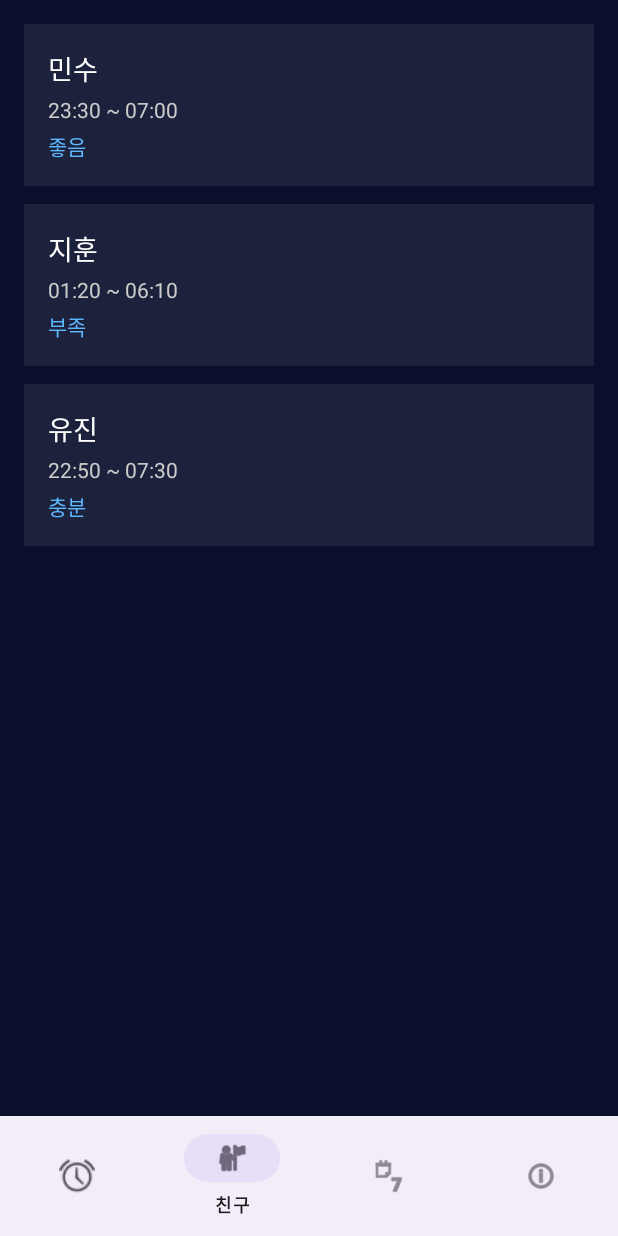
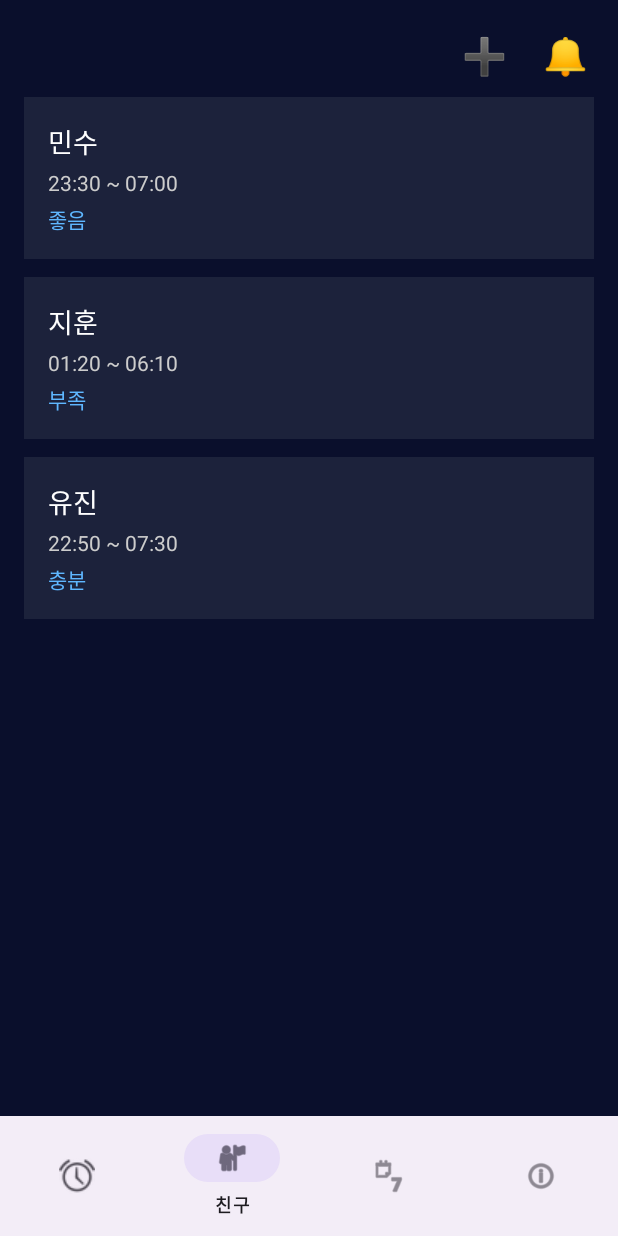
Before and after one commit to kkym7569/MovbileTeamProj, an Android app: the FriendsFragment screen opened through its navigation route, on a phone screen of 412 x 824 dp. Run offline under Robolectric (Android 15) with nearby library versions, the phone set to English and light mode, and no system bars; our stand-ins replace Firebase (no records; nobody signed in at launch, a user with empty details on screens opened directly), navigation-ui; libraries missing offline, so code that uses them is left out: ai.asleep.asleepsdk; 1 statement that could not run was skipped.

Commit message:
두개 합치기2

```diff
--- /dev/null
+++ b/app/src/main/java/kr/ac/jbnu/jun/mobileprojectgit/model/User.kt
@@ -0,0 +1,6 @@
+package kr.ac.jbnu.jun.mobileprojectgit.model
+
+data class User(
+    val uid: String = "",
+    val nickname: String = ""
+)
--- a/app/src/main/java/kr/ac/jbnu/jun/mobileprojectgit/ui/FriendsFragment.kt
+++ b/app/src/main/java/kr/ac/jbnu/jun/mobileprojectgit/ui/FriendsFragment.kt
@@ -1,20 +1,24 @@
 package kr.ac.jbnu.jun.mobileprojectgit.ui
 
 import android.os.Bundle
-import android.view.LayoutInflater
-import android.view.View
-import android.view.ViewGroup
+import android.view.*
+import android.widget.TextView
+import android.widget.Toast
 import androidx.fragment.app.Fragment
 import androidx.recyclerview.widget.LinearLayoutManager
 import androidx.recyclerview.widget.RecyclerView
 import kr.ac.jbnu.jun.mobileprojectgit.R
 import kr.ac.jbnu.jun.mobileprojectgit.ui.adapter.FriendSleepAdapter
 import kr.ac.jbnu.jun.mobileprojectgit.model.FriendSleepData
+import kr.ac.jbnu.jun.mobileprojectgit.ui.dialog.SearchUserDialog
+import kr.ac.jbnu.jun.mobileprojectgit.ui.dialog.FriendRequestDialog
 
 class FriendsFragment : Fragment() {
 
     private lateinit var rvSleepFriends: RecyclerView
     private lateinit var adapter: FriendSleepAdapter
+    private lateinit var btnAddFriend: TextView      // 친구 추가 ➕ 버튼
+    private lateinit var btnRequestAlert: TextView   // 알림 🔔 버튼
 
     override fun onCreateView(
         inflater: LayoutInflater, container: ViewGroup?,
@@ -24,10 +28,16 @@ class FriendsFragment : Fragment() {
     }
 
     override fun onViewCreated(view: View, savedInstanceState: Bundle?) {
+        super.onViewCreated(view, savedInstanceState)
+
+        // 뷰 초기화
         rvSleepFriends = view.findViewById(R.id.rv_sleep_friends)
+        btnAddFriend = view.findViewById(R.id.btn_add_friend)
+        btnRequestAlert = view.findViewById(R.id.btn_request_alert)
+
         rvSleepFriends.layoutManager = LinearLayoutManager(requireContext())
 
-        // 샘플 데이터
+        // 친구 수면 데이터 샘플
         val friendList = listOf(
             FriendSleepData("민수", "23:30", "07:00", "좋음"),
             FriendSleepData("지훈", "01:20", "06:10", "부족"),
@@ -36,5 +46,17 @@ class FriendsFragment : Fragment() {
 
         adapter = FriendSleepAdapter(friendList)
         rvSleepFriends.adapter = adapter
+
+        // ➕ 버튼 클릭 시 친구 검색 다이얼로그
+        btnAddFriend.setOnClickListener {
+            SearchUserDialog { selectedUser ->
+                Toast.makeText(requireContext(), "${selectedUser.nickname}에게 요청 보냄", Toast.LENGTH_SHORT).show()
+            }.show(parentFragmentManager, "SearchUserDialog")
+        }
+
+        // 🔔 버튼 클릭 시 친구 요청 수락 다이얼로그
+        btnRequestAlert.setOnClickListener {
+            FriendRequestDialog().show(parentFragmentManager, "FriendRequestDialog")
+        }
     }
 }
--- a/app/src/main/res/layout/fragment_friends.xml
+++ b/app/src/main/res/layout/fragment_friends.xml
@@ -6,8 +6,42 @@
     android:layout_height="match_parent"
     android:padding="16dp">
 
+    <!-- 상단 툴바: ➕ 버튼과 🔔 버튼 -->
+    <LinearLayout
+        android:layout_width="match_parent"
+        android:layout_height="wrap_content"
+        android:orientation="horizontal"
+        android:gravity="end"
+        android:paddingBottom="8dp">
+
+        <!-- ➕ 친구 추가 버튼 -->
+        <TextView
+            android:id="@+id/btn_add_friend"
+            android:layout_width="wrap_content"
+            android:layout_height="wrap_content"
+            android:text="➕"
+            android:textSize="24sp"
+            android:layout_marginEnd="16dp"
+            android:padding="4dp"
+            android:background="?attr/selectableItemBackgroundBorderless"
+            android:contentDescription="친구 추가" />
+
+        <!-- 🔔 알림 버튼 -->
+        <TextView
+            android:id="@+id/btn_request_alert"
+            android:layout_width="wrap_content"
+            android:layout_height="wrap_content"
+            android:text="🔔"
+            android:textSize="24sp"
+            android:padding="4dp"
+            android:background="?attr/selectableItemBackgroundBorderless"
+            android:contentDescription="알림" />
+    </LinearLayout>
+
+    <!-- 친구 목록 RecyclerView -->
     <androidx.recyclerview.widget.RecyclerView
         android:id="@+id/rv_sleep_friends"
         android:layout_width="match_parent"
-        android:layout_height="match_parent"/>
+        android:layout_height="0dp"
+        android:layout_weight="1" />
 </LinearLayout>
--- a/app/src/main/res/layout/fragment_quality.xml
+++ b/app/src/main/res/layout/fragment_quality.xml
@@ -1,7 +1,9 @@
 <?xml version="1.0" encoding="utf-8"?>
 <FrameLayout xmlns:android="http://schemas.android.com/apk/res/android"
     android:layout_width="match_parent"
-    android:layout_height="match_parent">
+    android:layout_height="match_parent"
+    android:background="#0A0F2C"
+    android:padding="16dp">
 
     <TextView
         android:id="@+id/quality_text"
@@ -9,5 +11,6 @@
         android:layout_height="wrap_content"
         android:text="분석 탭입니다"
         android:textSize="20sp"
+        android:textColor="#FFFFFF"
         android:layout_gravity="center" />
 </FrameLayout>
--- a/app/src/main/res/layout/fragment_stats.xml
+++ b/app/src/main/res/layout/fragment_stats.xml
@@ -1,7 +1,9 @@
 <?xml version="1.0" encoding="utf-8"?>
 <FrameLayout xmlns:android="http://schemas.android.com/apk/res/android"
     android:layout_width="match_parent"
-    android:layout_height="match_parent">
+    android:layout_height="match_parent"
+    android:background="#0A0F2C"
+    android:padding="16dp">
 
     <TextView
         android:id="@+id/stats_text"
@@ -9,5 +11,6 @@
         android:layout_height="wrap_content"
         android:text="통계 탭입니다"
         android:textSize="20sp"
+        android:textColor="#FFFFFF"
         android:layout_gravity="center" />
 </FrameLayout>
```
Also changed, not shown: app/src/main/java/kr/ac/jbnu/jun/mobileprojectgit/alarm/AlarmReceiver.kt (+15 -4 lines), app/src/main/java/kr/ac/jbnu/jun/mobileprojectgit/ui/AlarmRingActivity.kt (+29 -16 lines), app/src/main/java/kr/ac/jbnu/jun/mobileprojectgit/ui/FriendRequestAdapter.kt (added, +35 -0 lines), app/src/main/java/kr/ac/jbnu/jun/mobileprojectgit/ui/FriendRequestDialog.kt (added, +80 -0 lines), app/src/main/java/kr/ac/jbnu/jun/mobileprojectgit/ui/SearchUserAdapter.kt (added, +35 -0 lines), app/src/main/java/kr/ac/jbnu/jun/mobileprojectgit/ui/SearchUserDialog.kt (added, +59 -0 lines), app/src/main/res/layout/dialog_search_user.xml (added, +19 -0 lines), app/src/main/res/layout/item_request.xml (added, +27 -0 lines), app/src/main/res/layout/item_user_search.xml (added, +27 -0 lines).
